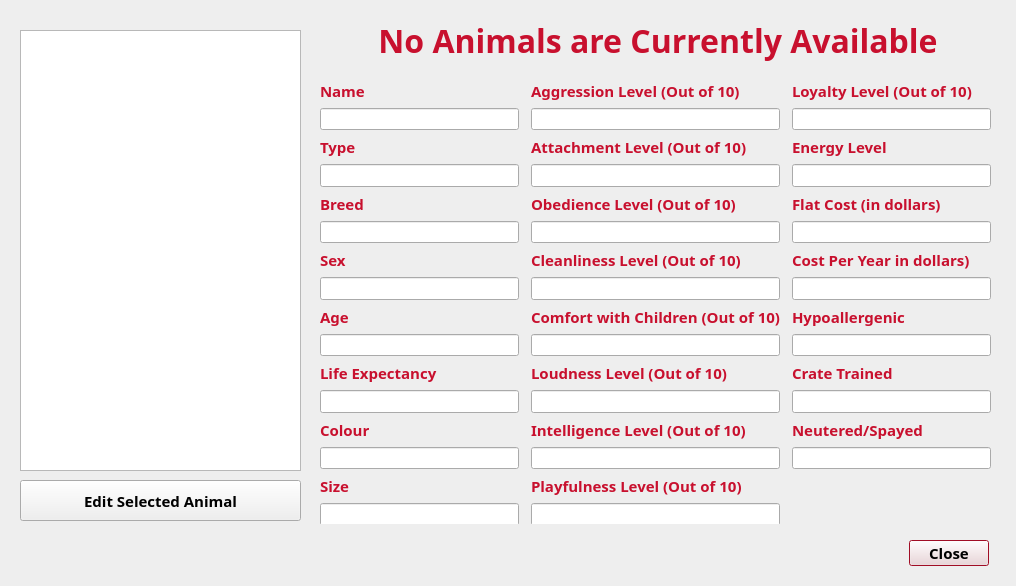
This is cuACS/viewanimals.ui in cameronhawtin/Animal-Farm-cuACS as Qt 5 draws it before an edit. The edited form follows.
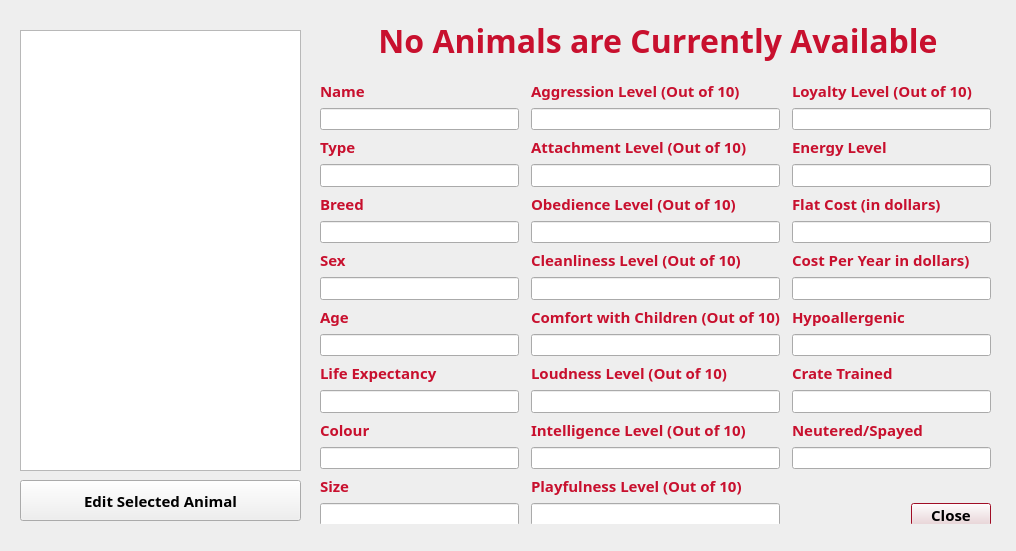
This is the edited form.

The edit to the form file:
```diff
--- a/cuACS/viewanimals.ui
+++ b/cuACS/viewanimals.ui
@@ -7,7 +7,7 @@
     <x>0</x>
     <y>0</y>
     <width>1016</width>
-    <height>586</height>
+    <height>551</height>
    </rect>
   </property>
   <property name="palette">
@@ -436,23 +436,17 @@
     <item row="12" column="0">
      <widget class="QLineEdit" name="lifeExpLineEdit"/>
     </item>
-   </layout>
-  </widget>
+    <item row="16" column="2">
   <widget class="QDialogButtonBox" name="buttonBox">
-   <property name="geometry">
-    <rect>
-     <x>780</x>
-     <y>540</y>
-     <width>209</width>
-     <height>26</height>
-    </rect>
-   </property>
    <property name="orientation">
     <enum>Qt::Horizontal</enum>
    </property>
    <property name="standardButtons">
     <set>QDialogButtonBox::Close</set>
    </property>
+     </widget>
+    </item>
+   </layout>
   </widget>
   <widget class="QWidget" name="horizontalLayoutWidget">
    <property name="geometry">
```
Lines whose indentation alone changed are shown as unchanged.
